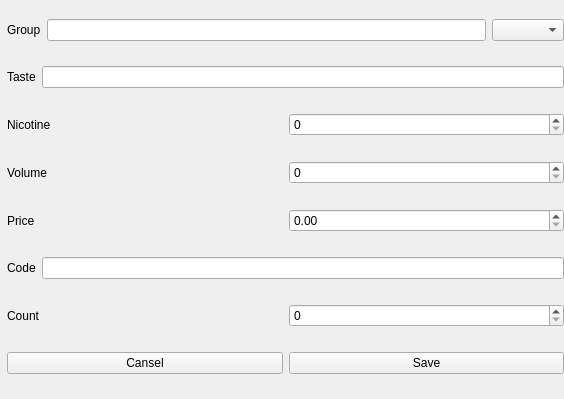
Before: the Qt Designer form src/main/resources/base/item.ui in KovalchukValentin/database-management, drawn with Qt 5.
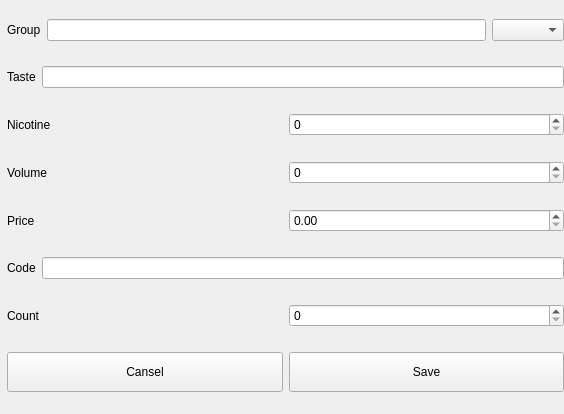
After: the same form once the commit is applied.

Diff of the .ui file:
```diff
--- a/src/main/resources/base/item.ui
+++ b/src/main/resources/base/item.ui
@@ -7,7 +7,7 @@
     <x>0</x>
     <y>0</y>
     <width>564</width>
-    <height>399</height>
+    <height>414</height>
    </rect>
   </property>
   <property name="windowTitle">
@@ -19,7 +19,7 @@
      <x>0</x>
      <y>0</y>
      <width>571</width>
-     <height>401</height>
+     <height>411</height>
     </rect>
    </property>
    <layout class="QVBoxLayout" name="verticalLayout">
@@ -206,6 +206,12 @@
       </property>
       <item>
        <widget class="QPushButton" name="cansel_btn">
+        <property name="minimumSize">
+         <size>
+          <width>0</width>
+          <height>40</height>
+         </size>
+        </property>
         <property name="text">
          <string>Cansel</string>
         </property>
@@ -213,6 +219,12 @@
       </item>
       <item>
        <widget class="QPushButton" name="save_btn">
+        <property name="minimumSize">
+         <size>
+          <width>0</width>
+          <height>40</height>
+         </size>
+        </property>
         <property name="text">
          <string>Save</string>
         </property>
```
